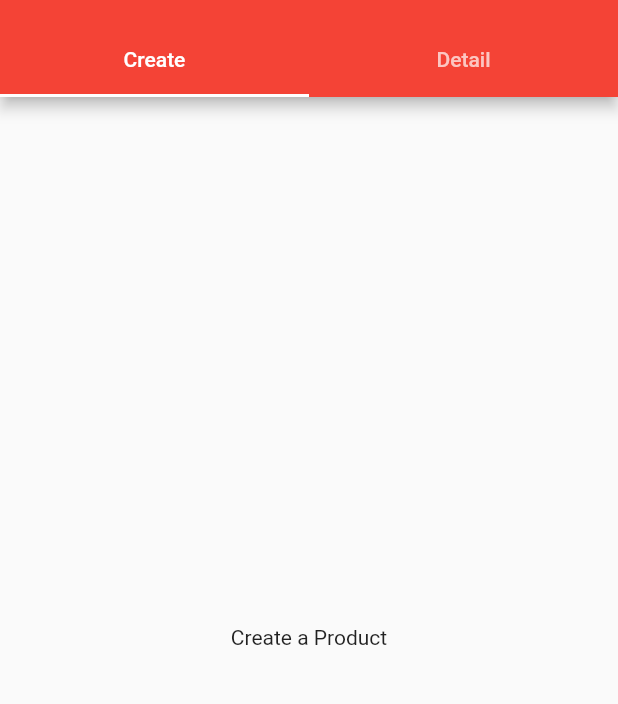
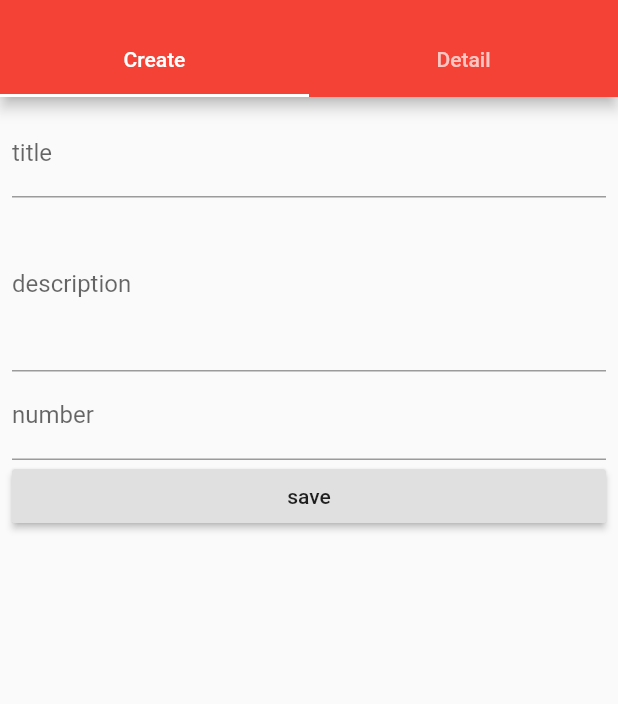
Before and after one commit to dostdar/list_app, a Flutter app: the ProductsAdmin screen opened by its route, on a phone screen of 412 x 824 dp, the part 59-763 px from its top. Run offline on Flutter 3.47's test engine with Material 2 defaults, Android fonts, the phone set to English and light mode, and no system bars.

Commit message:
last in ubntu

```diff
--- a/lib/main.dart
+++ b/lib/main.dart
@@ -40,8 +40,8 @@ class _MyAppState extends State<MyApp> {
       ),
       home: Auth(),
       routes: {
-        '/home': (BuildContext context) => HomePage(list, addProduct, delProduct),
-        '/admin': (BuildContext context) => ProductsAdmin(),
+        '/home': (BuildContext context) => HomePage(list , addProduct, delProduct),
+        '/admin': (BuildContext context) => ProductsAdmin(addProduct, delProduct),
       },
     );
   }
--- a/lib/pages/product_create.dart
+++ b/lib/pages/product_create.dart
@@ -1,8 +1,69 @@
 import 'package:flutter/material.dart';
 
-class ProductCreatePage extends StatelessWidget {
+class ProductCreatePage extends StatefulWidget {
+  final Function addProduct;
+  ProductCreatePage(this.addProduct);
+  @override
+  State<ProductCreatePage> createState() {
+    return ProductCreateState();
+  }
+}
+
+class ProductCreateState extends State<ProductCreatePage> {
+  String title;
+  String desc;
+  double number;
   @override
   Widget build(BuildContext context) {
-    return Center(child: Text('Create a Product'),);
+    return Container(
+      margin: EdgeInsets.all(8),
+      child: ListView(
+        children: <Widget>[
+          TextField(
+            onChanged: (val) {
+              setState(() {
+                title = val;
+              });
+            },
+            decoration: InputDecoration(
+              labelText: "title",
+            ),
+          ),
+          TextField(
+            onChanged: (val) {
+              setState(() {
+                desc = val;
+              });
+            },
+            maxLines: 4,
+            decoration: InputDecoration(
+              labelText: "description",
+            ),
+          ),
+          TextField(
+            onChanged: (val) {
+              setState(() {
+                number = double.parse(val);
+              });
+            },
+            keyboardType: TextInputType.number,
+            decoration: InputDecoration(
+              labelText: "number",
+            ),
+          ),
+          RaisedButton(
+            child: Text("save"),
+            onPressed: () {
+              widget.addProduct({
+                "title": title,
+                "desc": desc,
+                "img": "assets/food.jpeg",
+              });
+              Navigator.pushReplacementNamed(context, "/home");
+            },
+          )
+        ],
+      ),
+    );
   }
 }
--- a/lib/pages/products_admin.dart
+++ b/lib/pages/products_admin.dart
@@ -3,6 +3,9 @@ import './product_list.dart';
 import './product_create.dart';
 
 class ProductsAdmin extends StatelessWidget {
+  final Function addProduct;
+  final Function delProduct;
+  ProductsAdmin(this.addProduct  , this.delProduct);
   @override
   Widget build(BuildContext context) {
     return DefaultTabController(
@@ -40,7 +43,7 @@ class ProductsAdmin extends StatelessWidget {
           ),
           body: TabBarView(
             children: <Widget>[
-              ProductCreatePage(),
+              ProductCreatePage(addProduct),
               ProductListPage(),
             ],
           ),
```
Also changed, not shown: lib/pages/home_page.dart (+4 -4 lines), lib/pages/product.dart (+27 -1 lines), lib/pages/product_list.dart (+12 -1 lines), lib/product_control.dart (deleted, +0 -18 lines), lib/product_maneger.dart (+1 -9 lines), lib/products.dart (+5 -5 lines), pubspec.lock, 2 other files.
